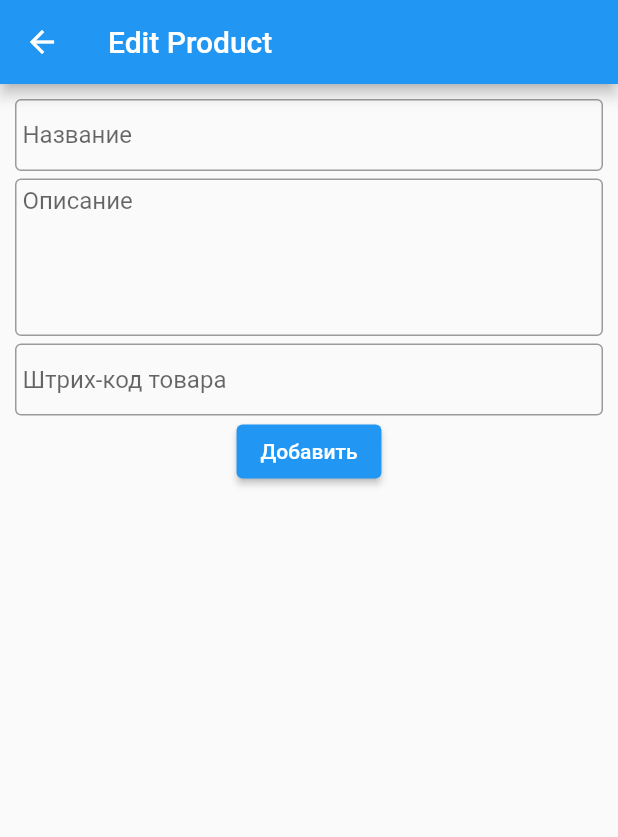
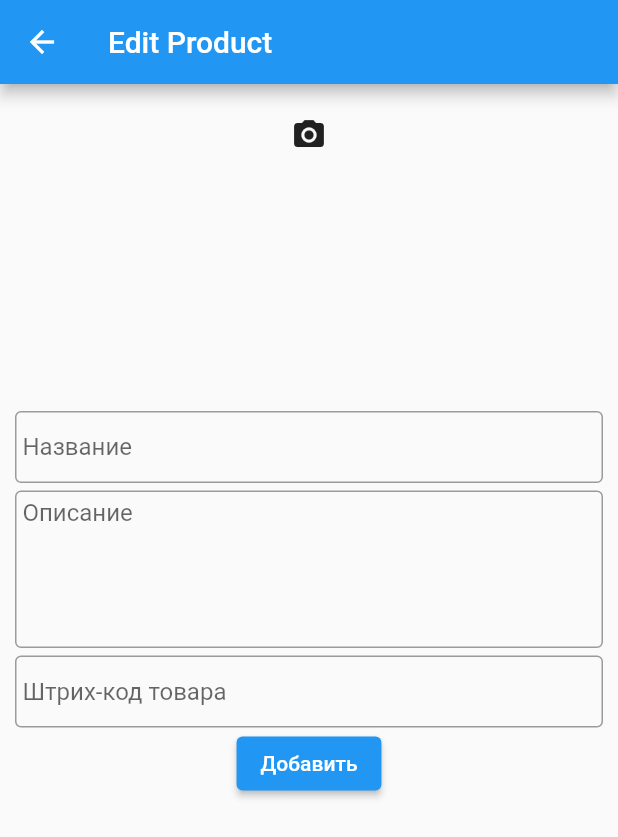
Before and after one commit to kitavrus/kak_kashka, a Flutter app: the ProductPageView screen opened directly, after a tap on the "add" icon, on a phone screen of 412 x 824 dp. Shown: the top 837 px of the screen. Run offline on Flutter 3.47's test engine with Material 2 defaults, Android fonts, the phone set to English and light mode, and no system bars; our stand-ins replace equatable, flutter_bloc, flutter_slidable, image_picker.

Commit message:
add upload image from camera

```diff
--- a/lib/product/ui/add_product_page.dart
+++ b/lib/product/ui/add_product_page.dart
@@ -1,24 +1,123 @@
+import 'dart:async';
+import 'dart:io';
+
 import 'package:flutter/cupertino.dart';
 import 'package:flutter/material.dart';
+import 'package:image_picker/image_picker.dart';
 import 'package:kak_kashka/product/model/product_model.dart';
+import 'package:path_provider/path_provider.dart';
 
-class AddProductPage extends StatelessWidget {
+class AddProductPage extends StatefulWidget {
   // final ProductModel product;
 
   AddProductPage({Key? key}) : super(key: key);
 
+  @override
+  _AddProductPageState createState() => _AddProductPageState();
+}
 
+class _AddProductPageState extends State<AddProductPage> {
   final TextEditingController _nameEditingController = TextEditingController();
-  final TextEditingController _descriptionEditingController = TextEditingController();
-  final TextEditingController _barcodeEditingController = TextEditingController();
+
+  final TextEditingController _descriptionEditingController =
+      TextEditingController();
+
+  final TextEditingController _barcodeEditingController =
+      TextEditingController();
+
+  Future<File> moveFile(File sourceFile, String newPath) async {
+    try {
+      /// prefer using rename as it is probably faster
+      /// if same directory path
+      return await sourceFile.rename(newPath);
+    } catch (e) {
+      /// if rename fails, copy the source file
+      final newFile = await sourceFile.copy(newPath);
+      return newFile;
+    }
+  }
+
+
+  String appDocPath = '';
+  void initPath() async {
+    Directory appDocDir = await getApplicationDocumentsDirectory();
+    appDocPath = appDocDir.path;
+  }
+
+  var _image;
+
+
+  _imageFromCamera() async {
+    final image = await ImagePicker()
+        .getImage(source: ImageSource.camera, imageQuality: 50);
+
+    if (image != null) {
+      setState(() {
+
+        _image = File(image.path);
+
+         // File tmp = File(image.path);
+         // _image = await tmp.copy(appDocPath+"/_x.jpg");
+      });
+    }
+  }
+
+  _imageFromGallery() async {
+    final image = await ImagePicker()
+        .getImage(source: ImageSource.gallery, imageQuality: 50);
+    if (image != null) {
+      setState(() {
+        _image = File(image.path);
+      });
+    }
+  }
+
+  void _showPicker(context) {
+    showModalBottomSheet(
+        context: context,
+        builder: (BuildContext context) {
+          return SafeArea(
+            child: Wrap(
+              children: [
+                ListTile(
+                  leading: Icon(Icons.photo_library),
+                  title: Text("Gallery "),
+                  onTap: () {
+                    _imageFromGallery();
+                    Navigator.of(context).pop();
+                  },
+                ),
+                ListTile(
+                  leading: Icon(Icons.photo_library),
+                  title: Text("Camera "),
+                  onTap: () {
+                    _imageFromCamera();
+                    Navigator.of(context).pop();
+                  },
+                ),
+              ],
+            ),
+          );
+        });
+  }
+
+  @override
+  void initState() {
+    initPath();
+    super.initState();
+  }
+
 
   @override
   Widget build(BuildContext context) {
+    print(_image);
+
     return Scaffold(
       appBar: AppBar(
         title: Text('Edit Product'),
       ),
       body: SafeArea(
+        child: SingleChildScrollView(
           child: Container(
             padding: EdgeInsets.all(10),
             // color: DefaultCustomTheme.kWelcomePageBackground,
@@ -27,6 +126,20 @@ class AddProductPage extends StatelessWidget {
               // crossAxisAlignment: CrossAxisAlignment.start,
               // mainAxisAlignment: MainAxisAlignment.center,
               children: [
+                IconButton(
+                  onPressed: () {
+                    _showPicker(context);
+                    // _imageFromCamera();
+                    // _imageFromGallery();
+                  },
+                  icon: Icon(Icons.camera_alt),
+                  // label: Text("label"),
+                ),
+                Container(
+                  width: 160,
+                  height: 160,
+                  child: _image == null ?  SizedBox() : Image.file(_image),
+                ),
                 Container(
                   // width:250,
                   child: TextField(
@@ -96,18 +209,24 @@ class AddProductPage extends StatelessWidget {
                   //       DefaultCustomTheme.kGiftCapColor),
                   // ),
 
-                onPressed: () {
+                  onPressed: () async {
+
+                    // final newImage = await _image.copy(appDocPath+"/");
+                    // final newImage =  await _image.copy(appDocPath+"/4491.jpg");
+
                     final ProductModel productModel = ProductModel(
                       id: 4,
                       status: 4,
                       name: _nameEditingController.text.toString(),
                       description: _descriptionEditingController.text.toString(),
                       barcode: _barcodeEditingController.text.toString(),
-                        pathToImage: 'assets/images/banan.jpg',
+                      // pathToImage: newImage == null ?  'assets/images/banan.jpg' : newImage.path,
+                      pathToImage: _image == null ?  'assets/images/banan.jpg' : _image.path,
+                      // pathToImage: ,
                     );
 
                     print(productModel);
-                    Navigator.pop(context,productModel);
+                    Navigator.pop(context, productModel);
                     // Navigator.pushReplacementNamed(context,FlyerPage.routeName,arguments: _textEditingController.text);
                     // Navigator.pop(
                     //   context,
@@ -124,6 +243,7 @@ class AddProductPage extends StatelessWidget {
             ),
           ),
         ),
+      ),
     );
   }
 }
--- a/lib/product/ui/product_page.dart
+++ b/lib/product/ui/product_page.dart
@@ -77,7 +77,7 @@ class ProductPageView extends StatelessWidget {
                 children: [
                   _showSearchBar(context),
                   Padding(
-                    padding: const EdgeInsets.only(top: 60),
+                    padding: const EdgeInsets.only(top: 70),
                     child: ProductList(productList: productList),
                   ),
                 ],
@@ -254,7 +254,7 @@ class ProductCard extends StatelessWidget {
   @override
   Widget build(BuildContext context) {
     return ListTile(
-      leading: Image.asset(productModel.pathToImage),
+      leading: SizedBox(child: Image.asset(productModel.pathToImage),width: 50,height: 50,),
       title: Text(productModel.name),
       subtitle: Text(productModel.description),
       trailing: Icon(Icons.chevron_right),
--- a/pubspec.yaml
+++ b/pubspec.yaml
@@ -33,11 +33,13 @@ dependencies:
   json_serializable: ^4.1.3
   #A Flutter implementation of slidable list item with directional slide actions that can be dismissed.
   flutter_slidable: ^0.6.0
-
-
   # The following adds the Cupertino Icons font to your application.
   # Use with the CupertinoIcons class for iOS style icons.
   cupertino_icons: ^1.0.2
+  # A Flutter plugin for iOS and Android for picking images from the image library, and taking new pictures with the camera.
+  image_picker: ^0.8.1+3
+  # A Flutter plugin for finding commonly used locations on the filesystem. Supports iOS, Android, Linux and MacOS. Not all methods are supported on all platforms.
+  path_provider: ^2.0.2
 
 dev_dependencies:
   flutter_test:
```
Also changed, not shown: pubspec.lock, 3 other files. Lines whose indentation alone changed are shown as unchanged.
